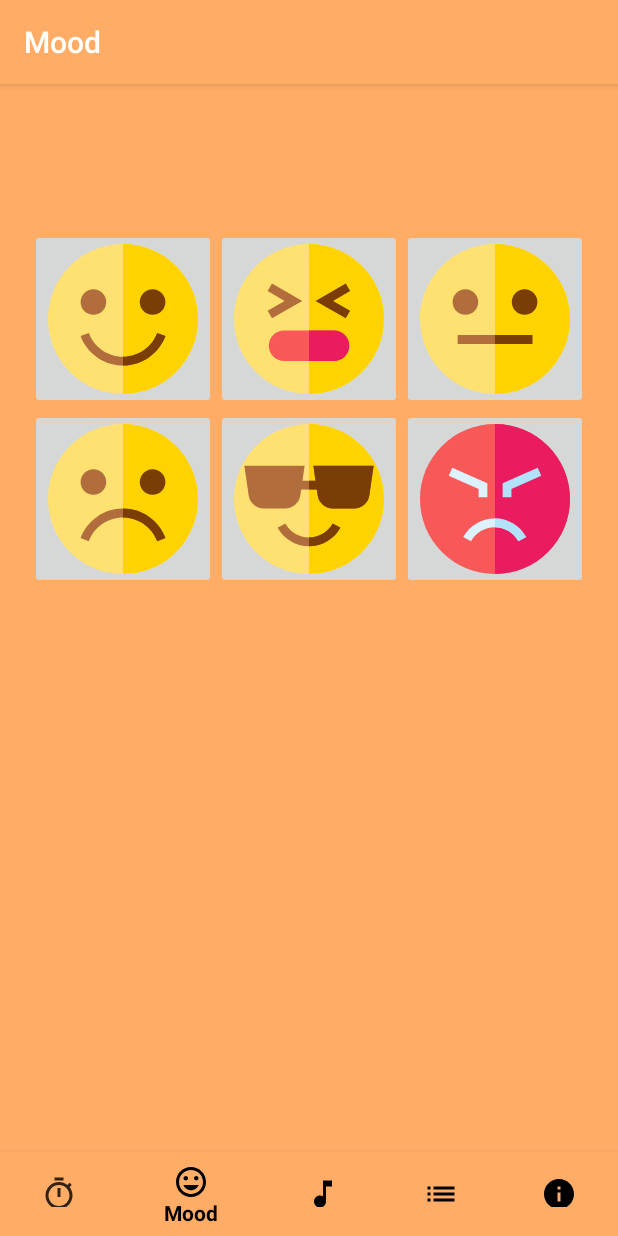
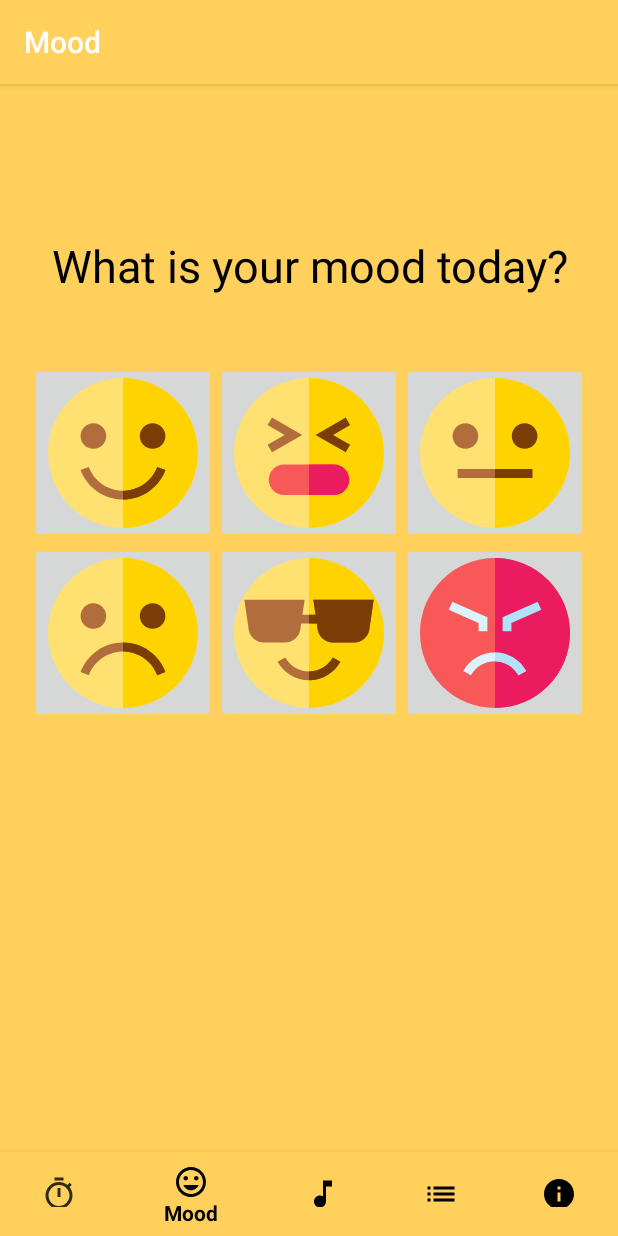
Before and after one commit to mateuszroganowicz/BProductive, an Android app: the MoodFragment screen opened through its navigation route, on a phone screen of 412 x 824 dp. Run offline under Robolectric (Android 15) with nearby library versions, the phone set to English and light mode, and no system bars; our stand-ins replace navigation-ui.

Commit message:
All styles working. Need to be themed better though

```diff
--- a/app/src/main/AndroidManifest.xml
+++ b/app/src/main/AndroidManifest.xml
@@ -14,7 +14,6 @@
             android:label="@string/app_name">
             <intent-filter>
                 <action android:name="android.intent.action.MAIN" />
-
                 <category android:name="android.intent.category.LAUNCHER" />
             </intent-filter>
         </activity>
--- a/app/src/main/java/com/example/bproductive3/ui/mood/MoodFragment.java
+++ b/app/src/main/java/com/example/bproductive3/ui/mood/MoodFragment.java
@@ -36,14 +36,17 @@ public class MoodFragment extends Fragment
 
         ImageButton happyBtt = root.findViewById(R.id.button_happy);
         ImageButton sadBtt = root.findViewById(R.id.button_sad);
+        ImageButton confidentBtt = root.findViewById(R.id.button_cool);
+        ImageButton stressedBtt = root.findViewById(R.id.button_stress);
+        ImageButton angryBtt = root.findViewById(R.id.button_angry);
+        ImageButton normalBtt = root.findViewById(R.id.button_shock);
 
         happyBtt.setOnClickListener(new View.OnClickListener()
         {
             @Override
             public void onClick(View v)
             {
-                Toast.makeText(getActivity(),"You are Happy!",Toast.LENGTH_SHORT).show();
-                Util.changeToTheme(getActivity(), Util.THEME_HAPPY);
+                Util.changeToTheme(Objects.requireNonNull(getActivity()), Util.THEME_HAPPY);
             }
         });
 
@@ -52,8 +55,43 @@ public class MoodFragment extends Fragment
             @Override
             public void onClick(View v)
             {
-                Toast.makeText(getActivity(),"You are Sad :(",Toast.LENGTH_SHORT).show();
-                Util.changeToTheme(getActivity(), Util.THEME_SAD);
+                Util.changeToTheme(Objects.requireNonNull(getActivity()), Util.THEME_SAD);
+            }
+        });
+
+        confidentBtt.setOnClickListener(new View.OnClickListener()
+        {
+            @Override
+            public void onClick(View v)
+            {
+                Util.changeToTheme(Objects.requireNonNull(getActivity()), Util.THEME_CONFIDENT);
+            }
+        });
+
+        stressedBtt.setOnClickListener(new View.OnClickListener()
+        {
+            @Override
+            public void onClick(View v)
+            {
+                Util.changeToTheme(Objects.requireNonNull(getActivity()), Util.THEME_STRESSED);
+            }
+        });
+
+        angryBtt.setOnClickListener(new View.OnClickListener()
+        {
+            @Override
+            public void onClick(View v)
+            {
+                Util.changeToTheme(Objects.requireNonNull(getActivity()), Util.THEME_ANGRY);
+            }
+        });
+
+        normalBtt.setOnClickListener(new View.OnClickListener()
+        {
+            @Override
+            public void onClick(View v)
+            {
+                Util.changeToTheme(Objects.requireNonNull(getActivity()), Util.THEME_NORMAL);
             }
         });
         return root;
--- a/app/src/main/res/layout/fragment_mood.xml
+++ b/app/src/main/res/layout/fragment_mood.xml
@@ -15,21 +15,16 @@
         <TableLayout
             android:layout_width="wrap_content"
             android:layout_height="wrap_content"
-            android:layout_gravity="center_horizontal"
-            >
+            android:layout_gravity="center_horizontal">
 
-            <TableRow
-                android:layout_width="match_parent"
-                android:layout_height="match_parent">
-
-                <TextView
-                    android:gravity="center"
-                    android:id="@+id/text_mood"
-                    android:layout_width="wrap_content"
-                    android:layout_height="wrap_content"
-                    android:layout_span="3"
-                    android:textSize="30dp" />
-            </TableRow>
+            <TextView
+                android:id="@+id/text_mood"
+                android:layout_width="wrap_content"
+                android:layout_height="130dp"
+                android:layout_span="3"
+                android:gravity="center"
+                android:text="@string/mood_header"
+                android:textSize="30dp" />
 
             <TableRow
                 android:layout_width="match_parent"
--- a/app/src/main/res/menu/bottom_nav_menu.xml
+++ b/app/src/main/res/menu/bottom_nav_menu.xml
@@ -19,11 +19,11 @@
     <item
         android:id="@+id/navigation_todolist"
         android:icon="@drawable/ic_todolist"
-        android:title="To do list" />
+        android:title="@string/title_todo" />
 
     <item
         android:id="@+id/navigation_appinfo"
         android:icon="@drawable/ic_info"
-        android:title="App Info" />
+        android:title="@string/title_appinfo" />
 
 </menu>
--- a/app/src/main/res/values/strings.xml
+++ b/app/src/main/res/values/strings.xml
@@ -1,9 +1,9 @@
 <resources>
-    <string name="app_name">BProductive3</string>
+    <string name="app_name">BProductive</string>
     <string name="title_timer">Timer</string>
     <string name="title_mood">Mood</string>
     <string name="title_music">Music</string>
+    <string name="title_todo">To do list</string>
     <string name="title_appinfo">AppInfo</string>
-
-
+    <string name="mood_header">What is your mood today?</string>
 </resources>
--- a/app/src/main/res/values/styles.xml
+++ b/app/src/main/res/values/styles.xml
@@ -9,14 +9,44 @@
     </style>
 
     <style name="ThemeAppHappy" parent="Theme.AppCompat.Light.DarkActionBar">
-        <item name="android:background">#ffad66</item>
-        <item name="android:textColor">#243447</item>
+        <item name="colorPrimary">#ff8419</item>
+        <item name="colorPrimaryDark">#B25300</item>
+        <item name="android:textColor">#000</item>
+        <item name="android:background">#ffd05c</item>
     </style>
 
     <style name="ThemeAppSad" parent="Theme.AppCompat.Light.DarkActionBar">
+        <item name="colorPrimary">#669095</item>
+        <item name="colorPrimaryDark">#4c6c70</item>
+        <item name="android:textColor">#000</item>
         <item name="android:background">#80b4bb</item>
-        <item name="android:textColor">#000000</item>
     </style>
 
+    <style name="ThemeAppStressed" parent="Theme.AppCompat.Light.DarkActionBar">
+        <item name="colorPrimary">#7e3972</item>
+        <item name="colorPrimaryDark">#580e4a</item>
+        <item name="android:textColor">#fff</item>
+        <item name="android:background">#ae61a0</item>
+    </style>
+
+    <style name="ThemeAppNormal" parent="Theme.AppCompat.Light.DarkActionBar">
+        <item name="colorPrimary">#141d26</item>
+        <item name="colorPrimaryDark">#c51f5d</item>
+        <item name="android:textColor">#000</item>
+    </style>
+
+    <style name="ThemeAppConfident" parent="Theme.AppCompat.Light.DarkActionBar">
+        <item name="colorPrimary">#588b76</item>
+        <item name="colorPrimaryDark">#18392b</item>
+        <item name="android:textColor">#fff</item>
+        <item name="android:background">#85aa9b</item>
+    </style>
+
+    <style name="ThemeAppAngry" parent="Theme.AppCompat.Light.DarkActionBar">
+        <item name="colorPrimary">#6a0503</item>
+        <item name="colorPrimaryDark">#460302</item>
+        <item name="android:textColor">#fff</item>
+        <item name="android:background">#b47877</item>
+    </style>
 
 </resources>
```
Also changed, not shown: app/src/main/java/com/example/bproductive3/Util.java (+17 -0 lines).
